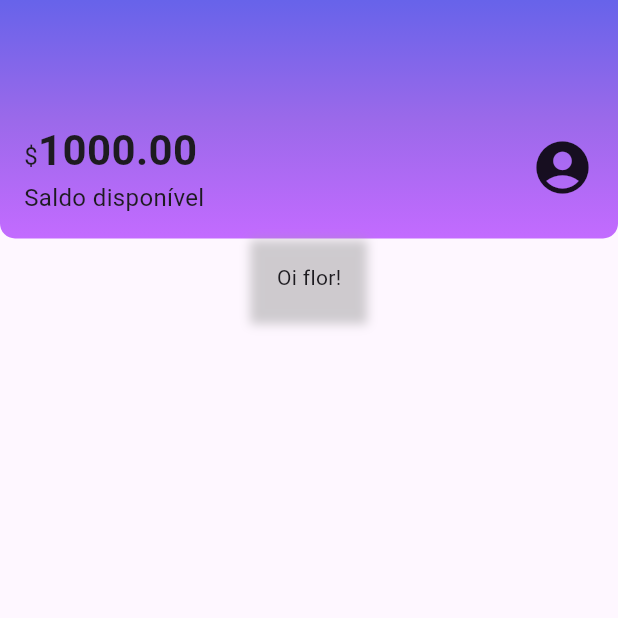
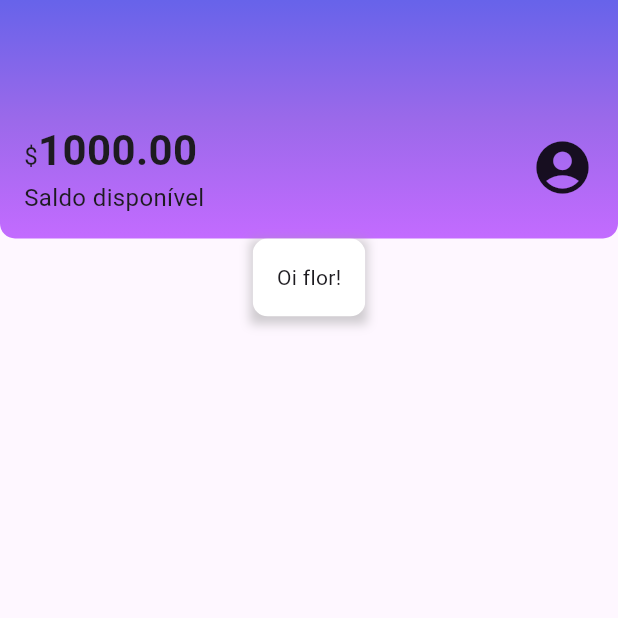
Before and after one commit to cristijung/flutter-bank, a Flutter app: the screen it shows after launch, on a phone screen of 412 x 824 dp, the top half of it. Run offline on Flutter 3.47's test engine with Material 3 defaults, Android fonts, the phone set to English and light mode, and no system bars.

Commit message:
conflitos em versões

```diff
--- a/lib/components/box_card.dart
+++ b/lib/components/box_card.dart
@@ -1,4 +1,3 @@
-
 import 'package:flutter/material.dart';
 
 class BoxCard extends StatelessWidget {
@@ -7,19 +6,25 @@ class BoxCard extends StatelessWidget {
 
   @override
   Widget build(BuildContext context) {
-    return Container(
-      padding: const EdgeInsets.all(16),
+    return Container( //container externo com boxShadow
       decoration: BoxDecoration(
         boxShadow: [
           BoxShadow(
             color: Colors.grey.withOpacity(0.5),
             spreadRadius: 2,
             blurRadius: 5,
-            offset: const Offset(0, 3), // changes position of shadow
+            offset: const Offset(0, 3),
           ),
         ],
       ),
-      child: boxContent,
+      child: ClipRRect( // ClipRRect para aplicar o borderRadius
+        borderRadius: BorderRadius.circular(10),
+        child: Container( //container interno com padding e conteúdo
+          padding: const EdgeInsets.all(16),
+          color: Colors.white,
+          child: boxContent,
+        ),
+      ),
     );
   }
 }
```
Also changed, not shown: 1 other file.
